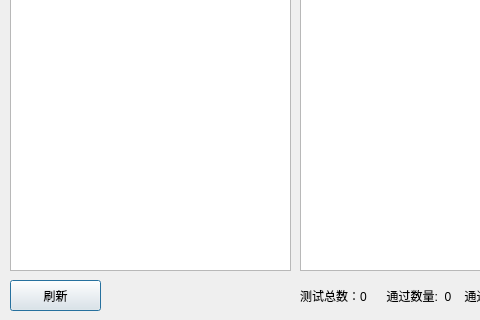
Old version of the form DialogTestLog.ui in the repository wlffeng2008/PX-ZBV100; both pictures show x 0 to 480 and y 320 to 640 of the 1280 by 640 pixel window.
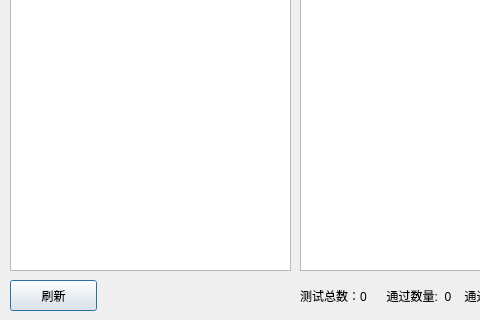
New version of the form.

Patch:
```diff
--- a/DialogTestLog.ui
+++ b/DialogTestLog.ui
@@ -47,7 +47,7 @@
     <rect>
      <x>10</x>
      <y>600</y>
-     <width>91</width>
+     <width>87</width>
      <height>31</height>
     </rect>
    </property>
```
Left out of the diff: 9 changed lines with no effect on the pictures.
